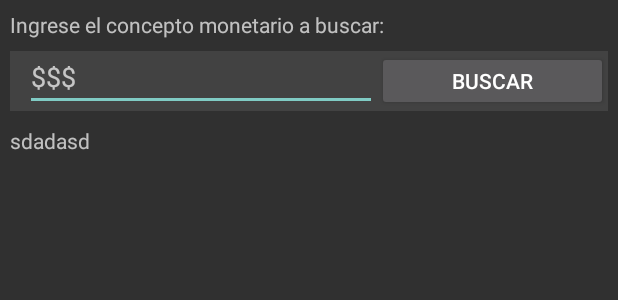
After one commit to felipedelosh/LifeRegisterAPP, an Android app: the layout activity_search_money.xml on its own in the app's theme, with its tools: preview values and no code run, on a phone screen of 412 x 824 dp. The commit adds this screen. Shown: the top 300 px of the screen. Run offline under Robolectric (Android 15) with nearby library versions, the phone set to English and light mode, and no system bars.

Commit message:
Generate a economy report via search v1.0

```diff
--- a/app/src/main/AndroidManifest.xml
+++ b/app/src/main/AndroidManifest.xml
@@ -14,6 +14,9 @@
         android:roundIcon="@mipmap/ic_launcher_round"
         android:supportsRtl="true"
         android:theme="@style/Theme.AppCompat.NoActionBar">
+        <activity
+            android:name=".SearchMoney"
+            android:exported="false" />
         <activity
             android:name=".ChatBOT"
             android:exported="false" />
--- /dev/null
+++ b/app/src/main/res/layout/activity_search_money.xml
@@ -0,0 +1,76 @@
+<?xml version="1.0" encoding="utf-8"?>
+<androidx.constraintlayout.widget.ConstraintLayout xmlns:android="http://schemas.android.com/apk/res/android"
+    xmlns:app="http://schemas.android.com/apk/res-auto"
+    xmlns:tools="http://schemas.android.com/tools"
+    android:layout_width="match_parent"
+    android:layout_height="match_parent"
+    android:layout_marginRight="5dp"
+    android:layout_marginLeft="5dp"
+    android:orientation="vertical"
+    tools:context=".SearchMoney">
+
+    <ScrollView
+        android:layout_width="0dp"
+        android:layout_height="0dp"
+        android:layout_marginStart="1dp"
+        android:layout_marginTop="1dp"
+        android:layout_marginEnd="1dp"
+        android:layout_marginBottom="1dp"
+        app:layout_constraintBottom_toBottomOf="parent"
+        app:layout_constraintEnd_toEndOf="parent"
+        app:layout_constraintStart_toStartOf="parent"
+        app:layout_constraintTop_toTopOf="parent">
+
+
+
+        <LinearLayout
+            android:layout_width="match_parent"
+            android:layout_height="wrap_content"
+            android:orientation="vertical">
+
+            <TextView
+                android:layout_width="match_parent"
+                android:layout_height="wrap_content"
+                android:layout_marginTop="5dp"
+                android:layout_marginBottom="8dp"
+                android:layout_weight="3"
+                android:text="@string/lbl_economy_search_money" />
+
+
+
+            <LinearLayout
+                android:layout_width="match_parent"
+                android:layout_height="40dp"
+                android:background="@color/cardview_dark_background"
+                android:orientation="horizontal">
+
+                <EditText
+                    android:id="@+id/txtSearchMoney"
+                    android:layout_marginLeft="10dp"
+                    android:layout_width="wrap_content"
+                    android:layout_height="match_parent"
+                    android:hint="$$$"
+                    android:layout_weight="3"/>
+
+                <Button
+                    android:id="@+id/btnSearchTAccountsMouves"
+                    android:layout_width="wrap_content"
+                    android:layout_height="match_parent"
+                    android:shadowColor="@color/blue"
+                    android:layout_weight="1"
+                    android:text="@string/btnSearch" />
+
+            </LinearLayout>
+
+
+            <TextView
+                android:id="@+id/txtSearchMoneyOutPut"
+                android:layout_width="match_parent"
+                android:layout_height="match_parent"
+                android:layout_marginTop="10dp"
+                android:text="sdadasd"/>
+
+        </LinearLayout>
+    </ScrollView>
+
+</androidx.constraintlayout.widget.ConstraintLayout>
--- a/app/src/main/res/values/strings.xml
+++ b/app/src/main/res/values/strings.xml
@@ -49,6 +49,7 @@
     <string name="lbl_feelings_list">Lista de sentimientos: </string>
     <string name="lbl_feelinfs_report">Reporte de sentimientos: </string>
     <string name="lbl_economy_report">Reporte economico: \nIngresos vs Egresos</string>
+    <string name="lbl_economy_search_money">Ingrese el concepto monetario a buscar:</string>
     <string name="lbl_time_distribution_report">Reporte inversión de tiempo: </string>
     <string name="lbl_drugs_list">Lista de drogas: </string>
     <string name="lbl_help_insert_title">Ingrese Nombre psicoactivo</string>
@@ -66,6 +67,7 @@
     <string name="output">This is a system message: ....</string>
     <string name="btnLoad">Cargar</string>
     <string name="btnSave">Guardar</string>
+    <string name="btnSearch">Buscar</string>
     <string name="btnCancel">Cancelar</string>
     <string name="btnContinue">Continuar</string>
     <string name="btnEditProfile">Perfil</string>
```
Also changed, not shown: app/src/main/java/com/example/liferegisterdiary/Economy.java (+16 -1 lines), app/src/main/java/com/example/liferegisterdiary/SearchMoney.java (added, +74 -0 lines), app/src/main/java/db/DbTAccount.java (+69 -0 lines), app/src/main/res/layout/activity_economy.xml (+9 -0 lines), app/src/main/res/drawable/btn_search_money.jpg (added).
